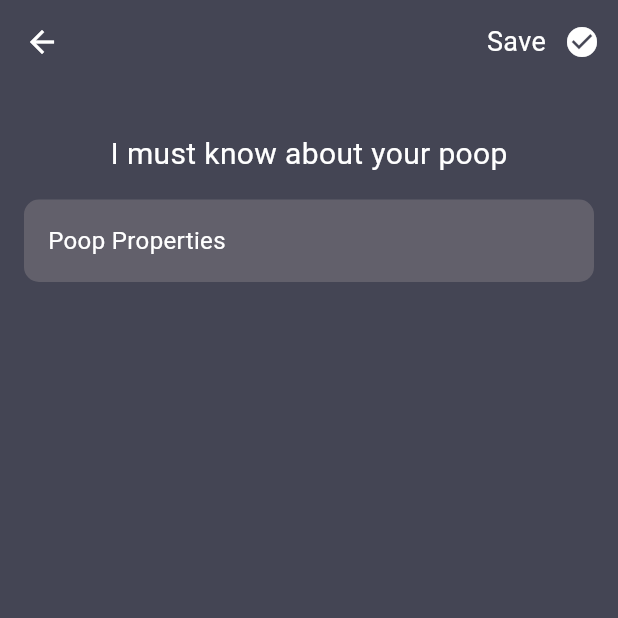
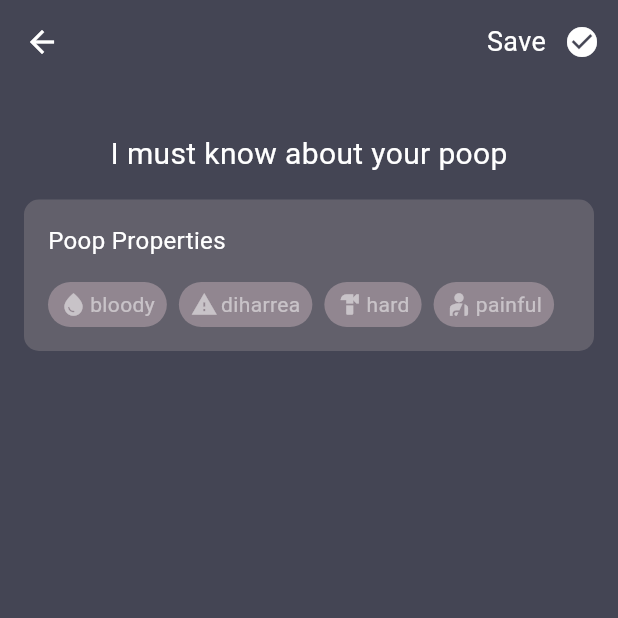
Before and after one commit to nyook941/TrackerApp, a Flutter app: the EntryScreen screen opened by its route, on a phone screen of 412 x 824 dp, the top half of it. Run offline on Flutter 3.47's test engine with Material 3 defaults, Android fonts, the phone set to English and light mode, and no system bars.

Commit message:
addded static redering of properties

```diff
--- a/lib/screens/calendar_tracker.dart
+++ b/lib/screens/calendar_tracker.dart
@@ -235,7 +235,7 @@ class _StampState extends State<Stamp> {
           GestureDetector(
             onTap: widget.pressable
                 ? () {
-                    Navigator.pushNamed(context, '/entry');
+                    Navigator.pushNamed(context, '/entry', arguments: {});
                   }
                 : () {},
             onDoubleTap: widget.pressable
--- a/lib/screens/entry.dart
+++ b/lib/screens/entry.dart
@@ -1,5 +1,4 @@
 import 'package:flutter/material.dart';
-import 'package:flutter/widgets.dart';
 
 class EntryScreen extends StatelessWidget {
   const EntryScreen({super.key});
@@ -59,29 +58,81 @@ class _PropertiesState extends State<Properties> {
         width: double.maxFinite,
         child: const Padding(
           padding: EdgeInsets.all(16),
-          child: Column(
-            crossAxisAlignment: CrossAxisAlignment.center,
-            children: [
-              Align(
-                alignment: Alignment.centerLeft,
-                child: Text("Poop Properties",
-                    style: TextStyle(color: Colors.white, fontSize: 16)),
-              )
-            ],
-          ),
+          child: Align(
+              alignment: Alignment.centerLeft,
+              child: Column(
+                  crossAxisAlignment: CrossAxisAlignment.start,
+                  children: [
+                    Text("Poop Properties",
+                        style: TextStyle(color: Colors.white, fontSize: 16)),
+                    SizedBox(
+                      height: 16,
+                    ),
+                    Wrap(spacing: 8, runSpacing: 8, children: [
+                      Property(
+                        title: "bloody",
+                        selected: false,
+                      ),
+                      Property(
+                        title: "diharrea",
+                        selected: false,
+                      ),
+                      Property(
+                        title: "hard",
+                        selected: false,
+                      ),
+                      Property(
+                        title: "painful",
+                        selected: false,
+                      ),
+                    ])
+                  ])),
         ));
   }
 }
 
 class Property extends StatelessWidget {
-  const Property({super.key});
+  final String title;
+  final bool selected;
+
+  const Property({required this.title, required this.selected, super.key});
+
+  static const Map<String, IconData> iconMap = {
+    'bloody': Icons.water_drop,
+    'diharrea': Icons.warning,
+    'hard': Icons.hardware,
+    'painful': Icons.personal_injury_rounded,
+  };
 
   @override
   Widget build(BuildContext context) {
-    return Container(
-      decoration: BoxDecoration(
-        borderRadius: BorderRadius.circular(10),
-        color: const Color(0xFFBFACB5).withOpacity(.5),
+    return IntrinsicWidth(
+      child: Container(
+        decoration: BoxDecoration(
+          borderRadius: BorderRadius.circular(15),
+          color: selected
+              ? const Color(0xFFBFACB5)
+              : const Color(0xFFBFACB5).withOpacity(.5),
+        ),
+        child: Padding(
+          padding: const EdgeInsets.fromLTRB(8, 5, 8, 5),
+          child: Row(
+            children: [
+              Icon(iconMap[title] ?? Icons.help,
+                  size: 18,
+                  color:
+                      selected ? Colors.white : Colors.white.withOpacity(0.5)),
+              const SizedBox(
+                width: 2,
+              ),
+              Text(title,
+                  style: TextStyle(
+                      color: selected
+                          ? Colors.white
+                          : Colors.white.withOpacity(0.5)))
+            ],
+          ),
+        ),
       ),
     );
   }
```
